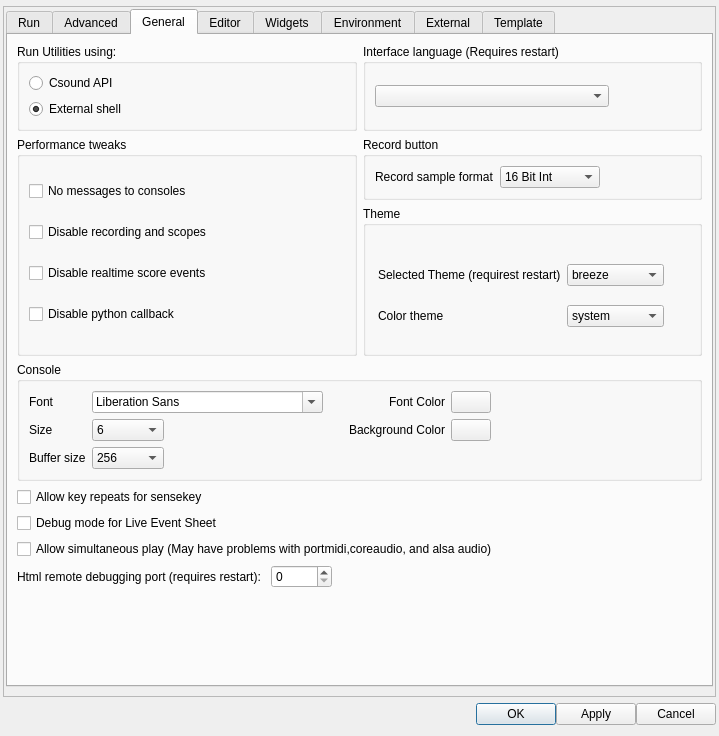
Old version of the form src/configdialog.ui in the repository CsoundQt/CsoundQt.
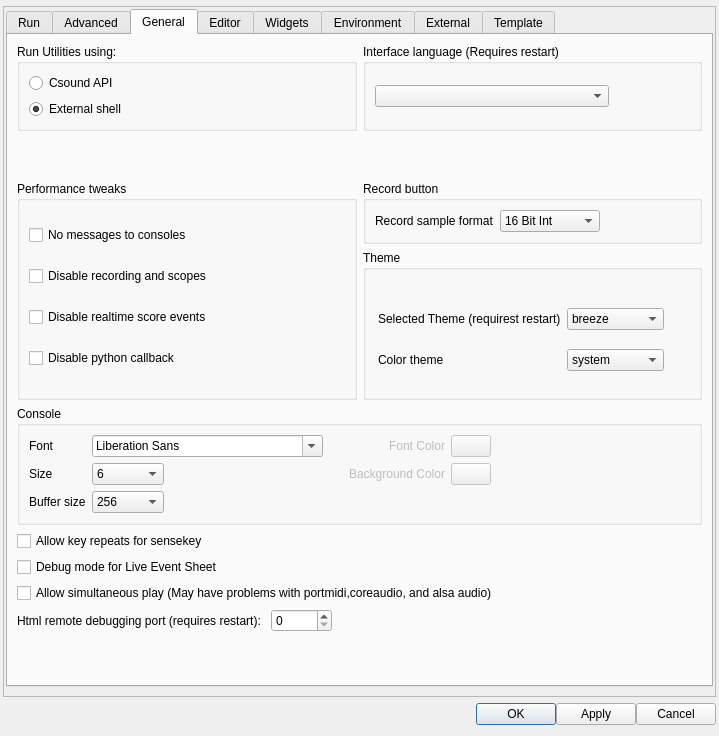
New version of the form. Icons and pictures are not drawn.

Commit message: Dark theme colors for Insepctor; store colorScheme; disalbe console colors from config.

```diff
--- a/src/configdialog.ui
+++ b/src/configdialog.ui
@@ -91,7 +91,7 @@
         <x>-225</x>
         <y>0</y>
         <width>917</width>
-        <height>861</height>
+        <height>869</height>
        </rect>
       </property>
       <layout class="QGridLayout" name="gridLayout_18">
@@ -1169,265 +1169,7 @@
            <string>General</string>
           </attribute>
           <layout class="QGridLayout" name="gridLayout_3">
-           <item row="3" column="0" colspan="2">
-            <widget class="QGroupBox" name="groupBox_6">
-             <property name="title">
-              <string>Console</string>
-             </property>
-             <layout class="QGridLayout" name="gridLayout_4">
-              <item row="0" column="0">
-               <layout class="QGridLayout" name="consoleFontLayout">
-                <item row="2" column="0">
-                 <widget class="QLabel" name="label_27">
-                  <property name="text">
-                   <string>Buffer size</string>
-                  </property>
-                 </widget>
-                </item>
-                <item row="1" column="2">
-                 <spacer name="horizontalSpacer_19">
-                  <property name="orientation">
-                   <enum>Qt::Horizontal</enum>
-                  </property>
-                  <property name="sizeHint" stdset="0">
-                   <size>
-                    <width>40</width>
-                    <height>20</height>
-                   </size>
-                  </property>
-                 </spacer>
-                </item>
-                <item row="0" column="0">
-                 <widget class="QLabel" name="label_11">
-                  <property name="text">
-                   <string>Font</string>
-                  </property>
-                 </widget>
-                </item>
-                <item row="2" column="1">
-                 <widget class="QComboBox" name="consoleBufferComboBox">
-                  <property name="sizePolicy">
-                   <sizepolicy hsizetype="Minimum" vsizetype="Fixed">
-                    <horstretch>0</horstretch>
-                    <verstretch>0</verstretch>
-                   </sizepolicy>
-                  </property>
-                  <property name="maximumSize">
-                   <size>
-                    <width>80</width>
-                    <height>16777215</height>
-                   </size>
-                  </property>
-                  <item>
-                   <property name="text">
-                    <string>256</string>
-                   </property>
-                  </item>
-                  <item>
-                   <property name="text">
-                    <string>1024</string>
-                   </property>
-                  </item>
-                  <item>
-                   <property name="text">
-                    <string>No limit</string>
-                   </property>
-                  </item>
-                 </widget>
-                </item>
-                <item row="1" column="1">
-                 <widget class="QComboBox" name="consoleFontSizeComboBox">
-                  <property name="maximumSize">
-                   <size>
-                    <width>80</width>
-                    <height>16777215</height>
-                   </size>
-                  </property>
-                  <property name="currentIndex">
-                   <number>0</number>
-                  </property>
-                  <item>
-                   <property name="text">
-                    <string>6</string>
-                   </property>
-                  </item>
-                  <item>
-                   <property name="text">
-                    <string>8</string>
-                   </property>
-                  </item>
-                  <item>
-                   <property name="text">
-                    <string>9</string>
-                   </property>
-                  </item>
-                  <item>
-                   <property name="text">
-                    <string>10</string>
-                   </property>
-                  </item>
-                  <item>
-                   <property name="text">
-                    <string>11</string>
-                   </property>
-                  </item>
-                  <item>
-                   <property name="text">
-                    <string>12</string>
-                   </property>
-                  </item>
-                  <item>
-                   <property name="text">
-                    <string>14</string>
-                   </property>
-                  </item>
-                  <item>
-                   <property name="text">
-                    <string>18</string>
-                   </property>
-                  </item>
-                  <item>
-                   <property name="text">
-                    <string>20</string>
-                   </property>
-                  </item>
-                  <item>
-                   <property name="text">
-                    <string>24</string>
-                   </property>
-                  </item>
-                  <item>
-                   <property name="text">
-                    <string>30</string>
-                   </property>
-                  </item>
-                  <item>
-                   <property name="text">
-                    <string>36</string>
-                   </property>
-                  </item>
-                  <item>
-                   <property name="text">
-                    <string>48</string>
-                   </property>
-                  </item>
-                 </widget>
-                </item>
-                <item row="1" column="0">
-                 <widget class="QLabel" name="label_15">
-                  <property name="text">
-                   <string>Size</string>
-                  </property>
-                 </widget>
-                </item>
-                <item row="1" column="3">
-                 <spacer name="horizontalSpacer_3">
-                  <property name="orientation">
-                   <enum>Qt::Horizontal</enum>
-                  </property>
-                  <property name="sizeType">
-                   <enum>QSizePolicy::Fixed</enum>
-                  </property>
-                  <property name="sizeHint" stdset="0">
-                   <size>
-                    <width>20</width>
-                    <height>20</height>
-                   </size>
-                  </property>
-                 </spacer>
-                </item>
-                <item row="0" column="1" colspan="2">
-                 <widget class="QFontComboBox" name="consoleFontComboBox"/>
-                </item>
-                <item row="1" column="5">
-                 <widget class="QPushButton" name="consoleBgColorPushButton">
-                  <property name="enabled">
-                   <bool>true</bool>
-                  </property>
-                  <property name="text">
-                   <string/>
-                  </property>
-                 </widget>
-                </item>
-                <item row="0" column="5">
-                 <widget class="QPushButton" name="consoleFontColorPushButton">
-                  <property name="enabled">
-                   <bool>true</bool>
-                  </property>
-                  <property name="text">
-                   <string/>
-                  </property>
-                 </widget>
-                </item>
-                <item row="1" column="4">
-                 <widget class="QLabel" name="label_24">
-                  <property name="text">
-                   <string>Background Color</string>
-                  </property>
-                  <property name="alignment">
-                   <set>Qt::AlignRight|Qt::AlignTrailing|Qt::AlignVCenter</set>
-                  </property>
-                 </widget>
-                </item>
-                <item row="0" column="4">
-                 <widget class="QLabel" name="label_23">
-                  <property name="text">
-                   <string>Font Color</string>
-                  </property>
-                  <property name="alignment">
-                   <set>Qt::AlignRight|Qt::AlignTrailing|Qt::AlignVCenter</set>
-                  </property>
-                 </widget>
-                </item>
-               </layout>
-              </item>
-              <item row="0" column="1">
-               <spacer name="horizontalSpacer_18">
-                <property name="orientation">
-                 <enum>Qt::Horizontal</enum>
-                </property>
-                <property name="sizeHint" stdset="0">
-                 <size>
-                  <width>40</width>
-                  <height>20</height>
-                 </size>
-                </property>
-               </spacer>
-              </item>
-             </layout>
-            </widget>
-           </item>
-           <item row="0" column="0">
-            <widget class="QGroupBox" name="groupBox_8">
-             <property name="title">
-              <string>Run Utilities using:</string>
-             </property>
-             <layout class="QVBoxLayout" name="verticalLayout_6">
-              <item>
-               <layout class="QVBoxLayout" name="layout14">
-                <item>
-                 <widget class="QRadioButton" name="ApiRadioButton">
-                  <property name="text">
-                   <string>Csound API</string>
-                  </property>
-                 </widget>
-                </item>
-                <item>
-                 <widget class="QRadioButton" name="ExternalRadioButton">
-                  <property name="text">
-                   <string>External shell</string>
-                  </property>
-                  <property name="checked">
-                   <bool>true</bool>
-                  </property>
-                 </widget>
-                </item>
-               </layout>
-              </item>
-             </layout>
-            </widget>
-           </item>
-           <item row="4" column="0" colspan="2">
+           <item row="5" column="0" colspan="2">
             <layout class="QVBoxLayout" name="verticalLayout_3">
              <item>
               <widget class="QCheckBox" name="keyRepeatCheckBox">
@@ -1455,7 +1197,7 @@
              </item>
             </layout>
            </item>
-           <item row="1" column="0" rowspan="2">
+           <item row="2" column="0" rowspan="2">
             <widget class="QGroupBox" name="groupBox_14">
              <property name="title">
               <string>Performance tweaks</string>
@@ -1509,7 +1251,7 @@
              </layout>
             </widget>
            </item>
-           <item row="7" column="0" rowspan="2" colspan="2">
+           <item row="8" column="0" rowspan="2" colspan="2">
             <layout class="QHBoxLayout" name="horizontalLayout_9">
              <item>
               <widget class="QLabel" name="label_40">
@@ -1540,7 +1282,7 @@
              </item>
             </layout>
            </item>
-           <item row="1" column="1">
+           <item row="2" column="1">
             <widget class="QGroupBox" name="groupBox_9">
              <property name="title">
               <string>Record button</string>
@@ -1629,7 +1371,7 @@
              </layout>
             </widget>
            </item>
-           <item row="10" column="0">
+           <item row="11" column="0">
             <spacer name="verticalSpacer_3">
              <property name="orientation">
               <enum>Qt::Vertical</enum>
@@ -1642,7 +1384,7 @@
              </property>
             </spacer>
            </item>
-           <item row="2" column="1">
+           <item row="3" column="1">
             <widget class="QGroupBox" name="groupBox">
              <property name="minimumSize">
               <size>
@@ -1658,7 +1400,7 @@
                <rect>
                 <x>15</x>
                 <y>45</y>
-                <width>456</width>
+                <width>464</width>
                 <height>90</height>
                </rect>
               </property>
@@ -1740,6 +1482,283 @@
              </widget>
             </widget>
            </item>
+           <item row="4" column="0" colspan="2">
+            <widget class="QGroupBox" name="groupBox_6">
+             <property name="title">
+              <string>Console</string>
+             </property>
+             <layout class="QGridLayout" name="gridLayout_4">
+              <item row="0" column="0">
+               <layout class="QGridLayout" name="consoleFontLayout">
+                <item row="2" column="0">
+                 <widget class="QLabel" name="label_27">
+                  <property name="text">
+                   <string>Buffer size</string>
+                  </property>
+                 </widget>
+                </item>
+                <item row="1" column="2">
+                 <spacer name="horizontalSpacer_19">
+                  <property name="orientation">
+                   <enum>Qt::Horizontal</enum>
+                  </property>
+                  <property name="sizeHint" stdset="0">
+                   <size>
+                    <width>40</width>
+                    <height>20</height>
+                   </size>
+                  </property>
+                 </spacer>
+                </item>
+                <item row="0" column="0">
+                 <widget class="QLabel" name="label_11">
+                  <property name="text">
+                   <string>Font</string>
+                  </property>
+                 </widget>
+                </item>
+                <item row="2" column="1">
+                 <widget class="QComboBox" name="consoleBufferComboBox">
+                  <property name="sizePolicy">
+                   <sizepolicy hsizetype="Minimum" vsizetype="Fixed">
+                    <horstretch>0</horstretch>
+                    <verstretch>0</verstretch>
+                   </sizepolicy>
+                  </property>
+                  <property name="maximumSize">
+                   <size>
+                    <width>80</width>
+                    <height>16777215</height>
+                   </size>
+                  </property>
+                  <item>
+                   <property name="text">
+                    <string>256</string>
+                   </property>
+                  </item>
+                  <item>
+                   <property name="text">
+                    <string>1024</string>
+                   </property>
+                  </item>
+                  <item>
+                   <property name="text">
+                    <string>No limit</string>
+                   </property>
+                  </item>
+                 </widget>
+                </item>
+                <item row="1" column="1">
+                 <widget class="QComboBox" name="consoleFontSizeComboBox">
+                  <property name="maximumSize">
+                   <size>
+                    <width>80</width>
+                    <height>16777215</height>
+                   </size>
+                  </property>
+                  <property name="currentIndex">
+                   <number>0</number>
+                  </property>
+                  <item>
+                   <property name="text">
+                    <string>6</string>
+                   </property>
+                  </item>
+                  <item>
+                   <property name="text">
+                    <string>8</string>
+                   </property>
+                  </item>
+                  <item>
+                   <property name="text">
+                    <string>9</string>
+                   </property>
+                  </item>
+                  <item>
+                   <property name="text">
+                    <string>10</string>
+                   </property>
+                  </item>
+                  <item>
+                   <property name="text">
+                    <string>11</string>
+                   </property>
+                  </item>
+                  <item>
+                   <property name="text">
+                    <string>12</string>
+                   </property>
+                  </item>
+                  <item>
+                   <property name="text">
+                    <string>14</string>
+                   </property>
+                  </item>
+                  <item>
+                   <property name="text">
+                    <string>18</string>
+                   </property>
+                  </item>
+                  <item>
+                   <property name="text">
+                    <string>20</string>
+                   </property>
+                  </item>
+                  <item>
+                   <property name="text">
+                    <string>24</string>
+                   </property>
+                  </item>
+                  <item>
+                   <property name="text">
+                    <string>30</string>
+                   </property>
+                  </item>
+                  <item>
+                   <property name="text">
+                    <string>36</string>
+                   </property>
+                  </item>
+                  <item>
+                   <property name="text">
+                    <string>48</string>
+                   </property>
+                  </item>
+                 </widget>
+                </item>
+                <item row="1" column="0">
+                 <widget class="QLabel" name="label_15">
+                  <property name="text">
+                   <string>Size</string>
+                  </property>
+                 </widget>
+                </item>
+                <item row="1" column="3">
+                 <spacer name="horizontalSpacer_3">
+                  <property name="orientation">
+                   <enum>Qt::Horizontal</enum>
+                  </property>
+                  <property name="sizeType">
+                   <enum>QSizePolicy::Fixed</enum>
+                  </property>
+                  <property name="sizeHint" stdset="0">
+                   <size>
+                    <width>20</width>
+                    <height>20</height>
+                   </size>
+                  </property>
+                 </spacer>
+                </item>
+                <item row="0" column="1" colspan="2">
+                 <widget class="QFontComboBox" name="consoleFontComboBox"/>
+                </item>
+                <item row="1" column="5">
+                 <widget class="QPushButton" name="consoleBgColorPushButton">
+                  <property name="enabled">
+                   <bool>false</bool>
+                  </property>
+                  <property name="text">
+                   <string/>
+                  </property>
+                 </widget>
+                </item>
+                <item row="0" column="5">
+                 <widget class="QPushButton" name="consoleFontColorPushButton">
+                  <property name="enabled">
+                   <bool>false</bool>
+                  </property>
+                  <property name="text">
+                   <string/>
+                  </property>
+                 </widget>
+                </item>
+                <item row="1" column="4">
+                 <widget class="QLabel" name="label_24">
+                  <property name="enabled">
+                   <bool>false</bool>
+                  </property>
+                  <property name="text">
+                   <string>Background Color</string>
+                  </property>
+                  <property name="alignment">
+                   <set>Qt::AlignRight|Qt::AlignTrailing|Qt::AlignVCenter</set>
+                  </property>
+                 </widget>
+                </item>
+                <item row="0" column="4">
+                 <widget class="QLabel" name="label_23">
+                  <property name="enabled">
+                   <bool>false</bool>
+                  </property>
+                  <property name="text">
+                   <string>Font Color</string>
+                  </property>
+                  <property name="alignment">
+                   <set>Qt::AlignRight|Qt::AlignTrailing|Qt::AlignVCenter</set>
+                  </property>
+                 </widget>
+                </item>
+               </layout>
+              </item>
+              <item row="0" column="1">
+               <spacer name="horizontalSpacer_18">
+                <property name="orientation">
+                 <enum>Qt::Horizontal</enum>
+                </property>
+                <property name="sizeHint" stdset="0">
+                 <size>
+                  <width>40</width>
+                  <height>20</height>
+                 </size>
+                </property>
+               </spacer>
+              </item>
+             </layout>
+            </widget>
+           </item>
+           <item row="0" column="0">
+            <widget class="QGroupBox" name="groupBox_8">
+             <property name="title">
+              <string>Run Utilities using:</string>
+             </property>
+             <layout class="QVBoxLayout" name="verticalLayout_6">
+              <item>
+               <layout class="QVBoxLayout" name="layout14">
+                <item>
+                 <widget class="QRadioButton" name="ApiRadioButton">
+                  <property name="text">
+                   <string>Csound API</string>
+                  </property>
+                 </widget>
+                </item>
+                <item>
+                 <widget class="QRadioButton" name="ExternalRadioButton">
+                  <property name="text">
+                   <string>External shell</string>
+                  </property>
+                  <property name="checked">
+                   <bool>true</bool>
+                  </property>
+                 </widget>
+                </item>
+               </layout>
+              </item>
+             </layout>
+            </widget>
+           </item>
+           <item row="1" column="0">
+            <spacer name="verticalSpacer_4">
+             <property name="orientation">
+              <enum>Qt::Vertical</enum>
+             </property>
+             <property name="sizeHint" stdset="0">
+              <size>
+               <width>20</width>
+               <height>40</height>
+              </size>
+             </property>
+            </spacer>
+           </item>
           </layout>
          </widget>
          <widget class="QWidget" name="tab_4">
```
The commit also changes 4 other files.
